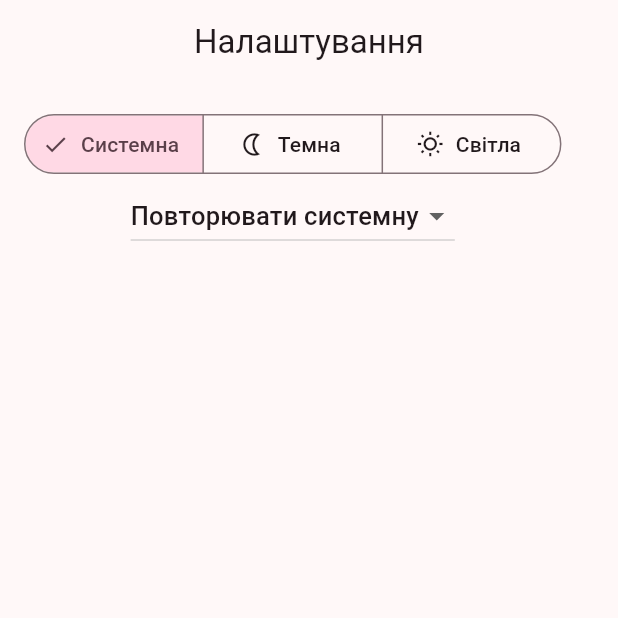
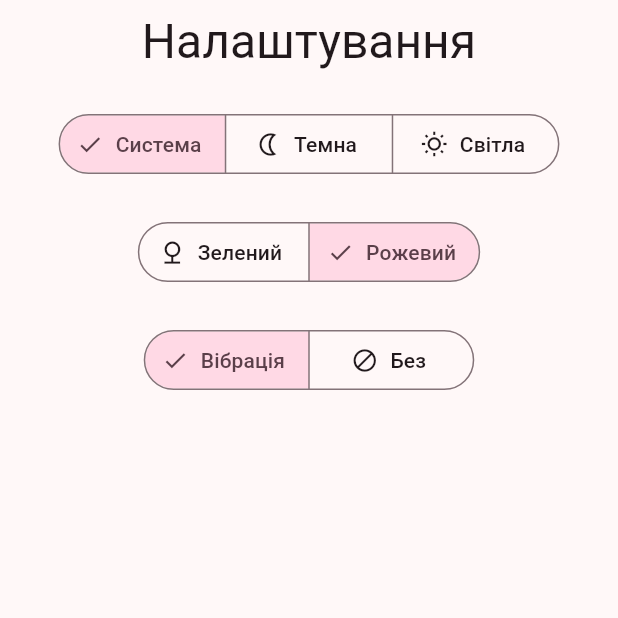
Before and after one commit to jazzkrop/do-important-zanovo, a Flutter app: the SettingsView screen opened by its route, on a phone screen of 412 x 824 dp, the top half of it. Run offline on Flutter 3.47's test engine with Material 3 defaults, Android fonts, the phone set to English and light mode, and no system bars; our stand-ins replace cloud_firestore, connectivity_plus, firebase_auth, firebase_core, flutter_screenutil, google_fonts and 2 more; accounts and stored records are empty.

Commit message:
settings vibr, color, theme

```diff
--- a/lib/src/app.dart
+++ b/lib/src/app.dart
@@ -1,23 +1,27 @@
 import 'package:do_important_zanovo/src/importance_feature/importance_screen.dart';
+import 'package:do_important_zanovo/src/settings/settings_model.dart';
 import 'package:flutter/material.dart';
 import 'package:google_fonts/google_fonts.dart';
+import 'package:provider/provider.dart';
 import 'task_feature/task_list_view.dart';
 import 'settings/settings_controller.dart';
 import 'settings/settings_view.dart';
 
 /// The Widget that configures your application.
 class MyApp extends StatelessWidget {
-  const MyApp({
-    super.key,
-    required this.settingsController,
-  });
+  MyApp({super.key});
 
-  final SettingsController settingsController;
+  late SettingsController settingsController;
 
   @override
   Widget build(BuildContext context) {
-    // Glue the SettingsController to the MaterialApp.
-    //
+    settingsController =
+        Provider.of<SettingsModel>(context, listen: false).settingsController;
+    // The ListenableBuilder Widget listens to the SettingsController for changes.
+    // Whenever the user updates their settings, the MaterialApp is rebuilt.
+    return ListenableBuilder(
+      listenable: settingsController,
+      builder: (BuildContext context, Widget? child) {
         var colorScheme =
             ColorScheme.fromSeed(seedColor: settingsController.seedColor);
 
@@ -51,12 +55,6 @@ class MyApp extends StatelessWidget {
           ),
         );
 
-    print(colorScheme.toString());
-    // The ListenableBuilder Widget listens to the SettingsController for changes.
-    // Whenever the user updates their settings, the MaterialApp is rebuilt.
-    return ListenableBuilder(
-      listenable: settingsController,
-      builder: (BuildContext context, Widget? child) {
         return MaterialApp(
           restorationScopeId: 'app',
           debugShowCheckedModeBanner: false,
--- /dev/null
+++ b/lib/src/settings/settings_model.dart
@@ -0,0 +1,7 @@
+import 'package:do_important_zanovo/src/settings/settings_controller.dart';
+import 'package:do_important_zanovo/src/settings/settings_service.dart';
+import 'package:flutter/material.dart';
+
+class SettingsModel extends ChangeNotifier {
+  SettingsController settingsController = SettingsController(SettingsService());
+}
--- a/lib/src/settings/settings_view.dart
+++ b/lib/src/settings/settings_view.dart
@@ -1,5 +1,6 @@
 // ignore_for_file: prefer_const_constructors
 
+import 'package:do_important_zanovo/src/settings/settings_service.dart';
 import 'package:flutter/material.dart';
 
 import 'settings_controller.dart';
@@ -19,7 +20,10 @@ class SettingsView extends StatelessWidget {
   Widget build(BuildContext context) {
     return Scaffold(
       appBar: AppBar(
-        title: const Text('Налаштування'),
+        title: const Text(
+          'Налаштування',
+          style: TextStyle(fontSize: 32),
+        ),
         centerTitle: true,
         automaticallyImplyLeading: false,
       ),
@@ -34,11 +38,14 @@ class SettingsView extends StatelessWidget {
         // SettingsController is updated, which rebuilds the MaterialApp.
         child: Column(
           children: [
+            Row(
+              mainAxisAlignment: MainAxisAlignment.center,
+              children: [
                 SegmentedButton(
                   segments: const <ButtonSegment<ThemeMode>>[
                     ButtonSegment<ThemeMode>(
                         value: ThemeMode.system,
-                    label: Text('Системна'),
+                        label: Text('Система'),
                         icon: Icon(Icons.phone_iphone_outlined)),
                     ButtonSegment<ThemeMode>(
                         value: ThemeMode.dark,
@@ -54,24 +61,52 @@ class SettingsView extends StatelessWidget {
                     controller.updateThemeMode(newSelection.first);
                   },
                 ),
-            DropdownButton<ThemeMode>(
-              // Read the selected themeMode from the controller
-              value: controller.themeMode,
-              // Call the updateThemeMode method any time the user selects a theme.
-              onChanged: controller.updateThemeMode,
-              items: const [
-                DropdownMenuItem(
-                  value: ThemeMode.system,
-                  child: Text('Повторювати системну'),
+              ],
             ),
-                DropdownMenuItem(
-                  value: ThemeMode.light,
-                  child: Text('Світла'),
+            SizedBox(height: 24),
+            Row(
+              mainAxisAlignment: MainAxisAlignment.center,
+              children: [
+                SegmentedButton(
+                  segments: <ButtonSegment<Color>>[
+                    ButtonSegment<Color>(
+                      value: SeedColors.greenColor,
+                      label: Text('Зелений'),
+                      icon: Icon(Icons.nature_outlined),
                     ),
-                DropdownMenuItem(
-                  value: ThemeMode.dark,
-                  child: Text('Темна'),
-                )
+                    ButtonSegment<Color>(
+                        value: SeedColors.pinkColor,
+                        label: Text('Рожевий'),
+                        icon: Icon(Icons.auto_awesome_sharp)),
+                  ],
+                  selected: <Color>{controller.seedColor},
+                  onSelectionChanged: (Set<Color> newSelection) {
+                    controller.updateSeedColor(newSelection.first);
+                  },
+                ),
+              ],
+            ),
+            SizedBox(height: 24),
+            Row(
+              mainAxisAlignment: MainAxisAlignment.center,
+              children: [
+                SegmentedButton(
+                  segments: const <ButtonSegment<bool>>[
+                    ButtonSegment<bool>(
+                      value: true,
+                      label: Text('Вібрація'),
+                      icon: Icon(Icons.vibration),
+                    ),
+                    ButtonSegment<bool>(
+                        value: false,
+                        label: Text('Без'),
+                        icon: Icon(Icons.do_disturb_alt_outlined)),
+                  ],
+                  selected: <bool>{controller.hapticFeedback},
+                  onSelectionChanged: (Set<bool> newSelection) {
+                    controller.updateHapticFeedback(newSelection.first);
+                  },
+                ),
               ],
             ),
           ],
```
Also changed, not shown: lib/main.dart (+15 -7 lines), lib/src/settings/settings_controller.dart (+29 -11 lines), lib/src/settings/settings_service.dart (+52 -2 lines), lib/src/task_feature/task_form.dart (+27 -10 lines), lib/src/task_feature/task_list_view.dart (+5 -4 lines), lib/src/task_feature/widgets/importance_form.dart (+20 -6 lines). Lines whose indentation alone changed are shown as unchanged.
